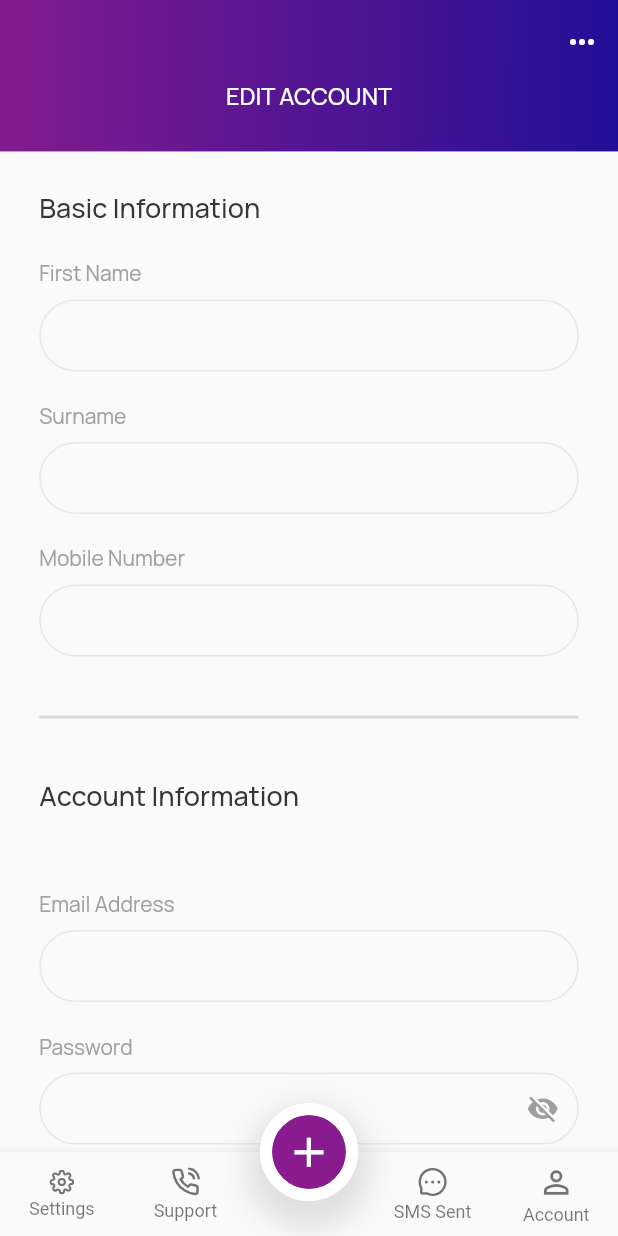
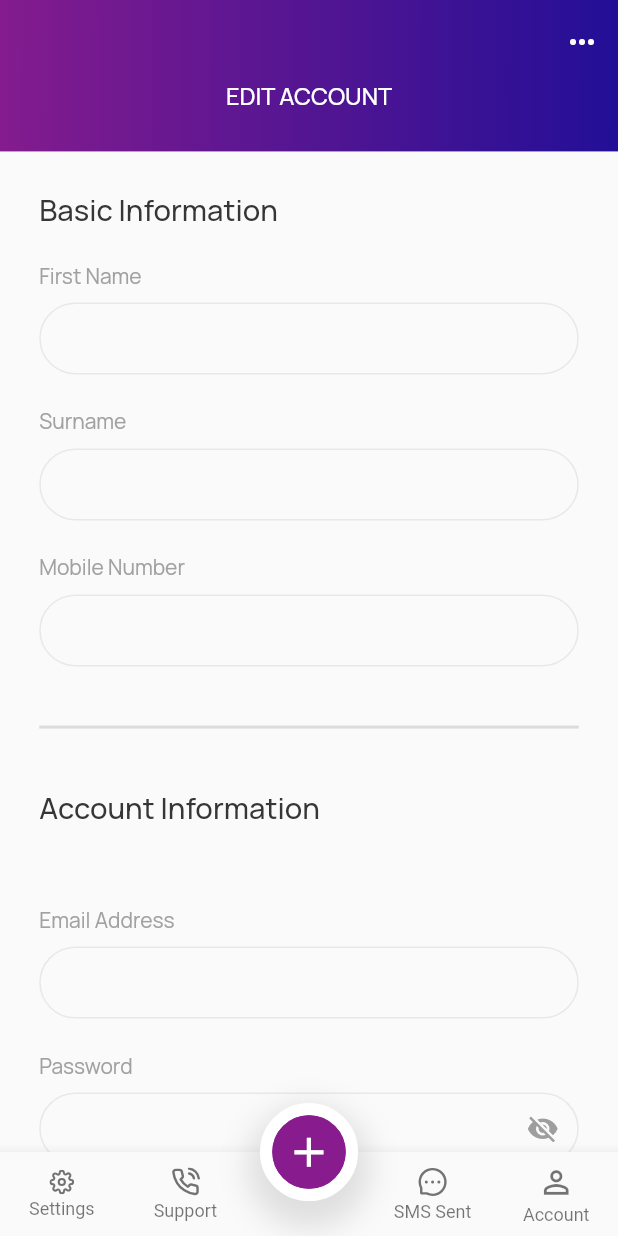
Before and after one commit to suman0717/test, a Flutter app: the EditMyAccount screen opened directly, on a phone screen of 412 x 824 dp. Run offline on Flutter 3.47's test engine with Material 2 defaults, Android fonts, the phone set to English and light mode, and no system bars; our stand-ins replace email_validator, flushbar, flutter_icons, flutter_svg, font_awesome_flutter, mask_text_input_formatter and 3 more; missing offline and left inert: pdf_viewer_plugin; accounts and stored records are empty.

Commit message:
3nd commit

```diff
--- a/lib/screens/editmyaccount.dart
+++ b/lib/screens/editmyaccount.dart
@@ -349,7 +349,7 @@ var _editFormKey = GlobalKey<FormState>();
                             'Basic Information',
                             style: TextStyle(
                               fontFamily: 'Manrope',
-                              fontSize: 18,
+                              fontSize: 2.36 * SizeConfig.heightMultiplier,
                               color: const Color(0xff363636),
                               fontWeight: FontWeight.w500,
                               height: 0.2 * SizeConfig.heightMultiplier,
@@ -387,13 +387,13 @@ var _editFormKey = GlobalKey<FormState>();
                                   hintText: '',
                                   contentPadding: EdgeInsets.symmetric(
                                       vertical: 1.5 * SizeConfig.heightMultiplier,
-                                      horizontal: 20.0),
+                                      horizontal: 5.10 * SizeConfig.widthMultiplier),
                                 )),
                             width: 68.2 * SizeConfig.widthMultiplier,
 //                            height: 5.65 * SizeConfig.heightMultiplier,
                           ),
                           Padding(
-                            padding: EdgeInsets.only(bottom: 8.0, top: 20),
+                            padding: EdgeInsets.only(bottom: 1.05 * SizeConfig.heightMultiplier, top: 2.63 * SizeConfig.heightMultiplier),
                             child: Text(
                               'Surname',
                               style: TextStyle(
@@ -422,13 +422,13 @@ var _editFormKey = GlobalKey<FormState>();
                                   hintText: '',
                                   contentPadding: EdgeInsets.symmetric(
                                       vertical: 1.5 * SizeConfig.heightMultiplier,
-                                      horizontal: 20.0),
+                                      horizontal: 5.10 * SizeConfig.widthMultiplier),
                                 )),
                             width: 68.2 * SizeConfig.widthMultiplier,
 //                            height: 5.65 * SizeConfig.heightMultiplier,
                           ),
                           Padding(
-                            padding: EdgeInsets.only(bottom: 8.0, top: 20),
+                            padding: EdgeInsets.only(bottom: 1.05 * SizeConfig.heightMultiplier, top: 2.63 * SizeConfig.heightMultiplier),
                             child: Text(
                               'Mobile Number',
                               style: TextStyle(
@@ -481,7 +481,7 @@ var _editFormKey = GlobalKey<FormState>();
                                   hintText: '',
                                   contentPadding: EdgeInsets.symmetric(
                                       vertical: 1.5 * SizeConfig.heightMultiplier,
-                                      horizontal: 20.0),
+                                      horizontal: 5.10 * SizeConfig.widthMultiplier),
                                 )),
                             width: 68.2 * SizeConfig.widthMultiplier,
 //                            height: 5.65 * SizeConfig.heightMultiplier,
@@ -496,7 +496,7 @@ var _editFormKey = GlobalKey<FormState>();
                               'Account Information',
                               style: TextStyle(
                                 fontFamily: 'Manrope',
-                                fontSize: 18,
+                                fontSize: 2.36 * SizeConfig.heightMultiplier,
                                 color: const Color(0xff363636),
                                 fontWeight: FontWeight.w500,
                                 height: 1.5,
@@ -505,7 +505,7 @@ var _editFormKey = GlobalKey<FormState>();
                             ),
                           ),
                           Padding(
-                            padding: EdgeInsets.only(bottom: 8.0, top: 20),
+                            padding: EdgeInsets.only(bottom: 1.05 * SizeConfig.heightMultiplier, top: 2.63 * SizeConfig.heightMultiplier),
                             child: Text(
                               'Email Address',
                               style: TextStyle(
@@ -538,13 +538,13 @@ var _editFormKey = GlobalKey<FormState>();
                                   hintText: '',
                                   contentPadding: EdgeInsets.symmetric(
                                       vertical: 1.5 * SizeConfig.heightMultiplier,
-                                      horizontal: 20.0),
+                                      horizontal: 5.10 * SizeConfig.widthMultiplier),
                                 )),
                             width: 68.2 * SizeConfig.widthMultiplier,
 //                            height: 5.65 * SizeConfig.heightMultiplier,
                           ),
                           Padding(
-                            padding: EdgeInsets.only(bottom: 8.0, top: 20),
+                            padding: EdgeInsets.only(bottom: 1.05 * SizeConfig.heightMultiplier, top: 2.63 * SizeConfig.heightMultiplier),
                             child: Text(
                               'Password',
                               style: TextStyle(
@@ -612,7 +612,7 @@ var _editFormKey = GlobalKey<FormState>();
 //                            height: 5.65 * SizeConfig.heightMultiplier,
                           ),
                           Padding(
-                            padding: EdgeInsets.only(bottom: 8.0, top: 20),
+                            padding: EdgeInsets.only(bottom: 1.05 * SizeConfig.heightMultiplier, top: 2.63 * SizeConfig.heightMultiplier),
                             child: Text(
                               'Confirm Password',
                               style: TextStyle(
--- a/lib/screens/home.dart
+++ b/lib/screens/home.dart
@@ -123,7 +123,7 @@ class _HomeState extends State<Home> {
               ),
             ),
           );
-        });
+        },);
   }
 
   bool validateMobile(String number) {
@@ -459,7 +459,7 @@ class _HomeState extends State<Home> {
                                   _unMaskedMobile, selectedlocation);
                             },
                             shape: RoundedRectangleBorder(
-                                borderRadius: BorderRadius.circular(10.0)),
+                                borderRadius: BorderRadius.circular(1.31 * SizeConfig.heightMultiplier)),
                             child: Ink(
                                 decoration: BoxDecoration(
                                     color: kshadeColor1,
@@ -476,7 +476,7 @@ class _HomeState extends State<Home> {
                                     'Request',
                                     style: TextStyle(
                                       fontFamily: 'Manrope',
-                                      fontSize: 15,
+                                      fontSize: 1.97 * SizeConfig.heightMultiplier,
                                       color: const Color(0xffffffff),
                                       fontWeight: FontWeight.w600,
                                     ),
```
Also changed, not shown: lib/screens/feedbackState.dart (+8 -8 lines), lib/screens/negFeedback.dart (+23 -23 lines).
